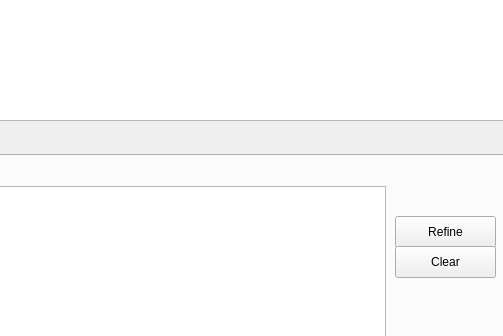
Above: mainwindow.ui from stefanmarjanovic/Comp before the change; both pictures show x 397 to 900 and y 0 to 336 of the 900 by 517 pixel window. Below: the same form after it.
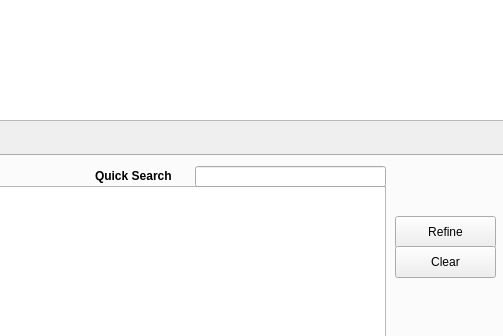
That is the form after the change. Icons and pictures are not drawn.

What changed in the file:
```diff
--- a/mainwindow.ui
+++ b/mainwindow.ui
@@ -170,6 +170,35 @@
        <string>Clear</string>
       </property>
      </widget>
+     <widget class="QLabel" name="label_6">
+      <property name="geometry">
+       <rect>
+        <x>490</x>
+        <y>10</y>
+        <width>91</width>
+        <height>20</height>
+       </rect>
+      </property>
+      <property name="font">
+       <font>
+        <weight>75</weight>
+        <bold>true</bold>
+       </font>
+      </property>
+      <property name="text">
+       <string>Quick Search</string>
+      </property>
+     </widget>
+     <widget class="QLineEdit" name="quickSearch">
+      <property name="geometry">
+       <rect>
+        <x>590</x>
+        <y>10</y>
+        <width>191</width>
+        <height>21</height>
+       </rect>
+      </property>
+     </widget>
     </widget>
     <widget class="QWidget" name="Competition">
      <attribute name="title">
```
